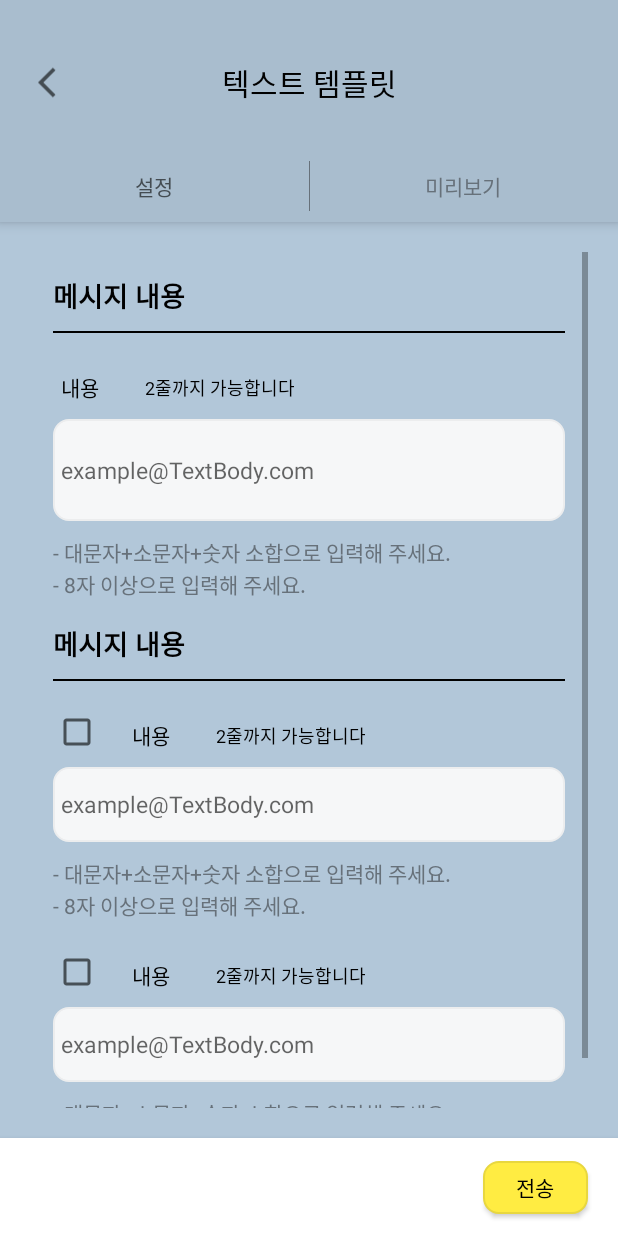
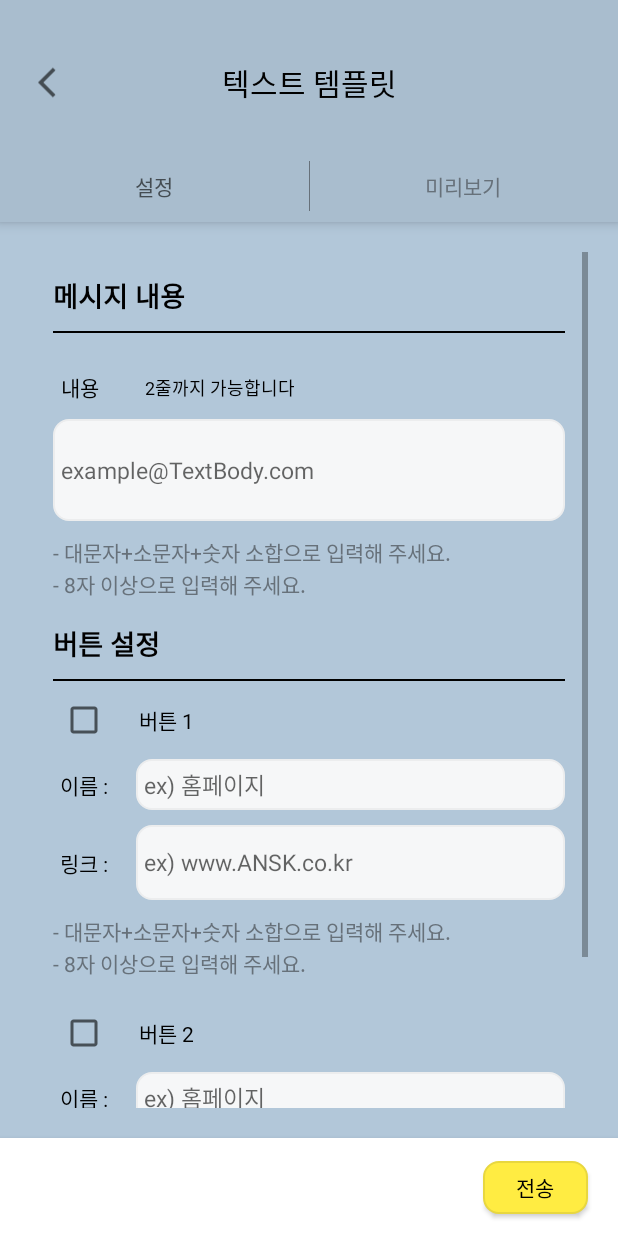
Before and after one commit to seungking/KakaoCustomMessage, an Android app: the TextParamFragment screen opened directly, with no data from a screen before it, on a phone screen of 412 x 824 dp. Run offline under Robolectric (Android 15) with nearby library versions, the phone set to English and light mode, and no system bars; libraries missing offline, so code that uses them is left out: es.dmoral.toasty.

Commit message:
20201015

```diff
--- a/app/src/main/java/com/e/kakaocustommessage/CreateText/TextParamFragment.kt
+++ b/app/src/main/java/com/e/kakaocustommessage/CreateText/TextParamFragment.kt
@@ -35,6 +35,13 @@ class TextParamFragment : Fragment() {
         val checkboxButton1 = mview?.findViewById<CheckBox>(R.id.checkboxButton1)
         checkboxButton1?.setOnClickListener {
             (activity as CreateTextActivity).button1Checked = checkboxButton1!!.isChecked
+
+            if(checkboxButton1.isChecked){
+                sectionBodyBody1.visibility = View.VISIBLE
+            }
+            else {
+                sectionBodyBody1.visibility = View.INVISIBLE
+            }
         }
         val checkboxButton11 = mview?.findViewById<CheckBox>(R.id.checkboxButton11)
         checkboxButton11?.setOnClickListener {
--- a/app/src/main/res/layout/fragment_text_param.xml
+++ b/app/src/main/res/layout/fragment_text_param.xml
@@ -77,6 +77,7 @@
                         android:padding="5dp"
                         android:text="내용"
                         android:textColor="@android:color/black"
+                        android:fontFamily="@font/g_medium"
                         app:layout_constraintBottom_toTopOf="@+id/txtEditTextBody"
                         app:layout_constraintStart_toStartOf="parent"
                         app:layout_constraintTop_toTopOf="parent" />
@@ -156,7 +157,7 @@
                     android:layout_marginTop="15dp"
                     android:layout_marginEnd="15dp"
                     android:layout_marginBottom="15dp"
-                    android:text="메시지 내용"
+                    android:text="버튼 설정"
                     android:textAppearance="@style/TextAppearance.AppCompat.Medium"
                     android:textColor="@android:color/black"
                     android:textStyle="bold"
@@ -189,38 +190,35 @@
                         android:layout_width="wrap_content"
                         android:layout_height="wrap_content"
                         android:layout_marginStart="15dp"
-                        android:layout_marginTop="10dp"
                         android:layout_marginEnd="15dp"
-                        android:layout_marginBottom="5dp"
                         android:padding="5dp"
-                        android:text="내용"
+                        android:text="버튼 1"
+                        android:fontFamily="@font/g_medium"
                         android:textColor="@android:color/black"
-                        app:layout_constraintBottom_toTopOf="@+id/txtEditTextBodyBody"
+                        app:layout_constraintHorizontal_bias="0.494"
                         app:layout_constraintStart_toEndOf="@+id/checkboxButton1"
-                        app:layout_constraintTop_toTopOf="parent" />
-
-                    <TextView
-                        android:id="@+id/validateTxtBodyBody"
-                        android:layout_width="wrap_content"
-                        android:layout_height="wrap_content"
-                        android:layout_marginStart="25dp"
-                        android:text="2줄까지 가능합니다"
-                        android:textColor="@android:color/black"
-                        android:textSize="12dp"
-                        android:visibility="visible"
-                        app:layout_constraintBottom_toBottomOf="@+id/BodyBodyText"
-                        app:layout_constraintStart_toEndOf="@+id/BodyBodyText"
-                        app:layout_constraintTop_toTopOf="@+id/BodyBodyText" />
-
+                        app:layout_constraintTop_toTopOf="@+id/checkboxButton1" />
 
                     <androidx.appcompat.widget.AppCompatCheckBox
                         android:id="@+id/checkboxButton1"
                         android:layout_width="wrap_content"
                         android:layout_height="wrap_content"
-                        app:layout_constraintBottom_toTopOf="@+id/txtEditTextBodyBody"
-                        app:layout_constraintStart_toStartOf="@+id/txtEditTextBodyBody"
+                        android:textColorLink="#535050"
+                        app:layout_constraintBottom_toBottomOf="@+id/BodyBodyText"
+                        app:layout_constraintStart_toStartOf="@+id/buttontext1"
+                        app:layout_constraintTop_toTopOf="@+id/BodyBodyText" />
 
-                        app:layout_constraintTop_toTopOf="parent" />
+                    <TextView
+                        android:id="@+id/buttontext1"
+                        android:layout_width="wrap_content"
+                        android:layout_height="wrap_content"
+                        android:text="이름 : "
+                        android:textColor="@android:color/black"
+                        android:fontFamily="@font/g_medium"
+                        app:layout_constraintStart_toStartOf="parent"
+                        app:layout_constraintTop_toTopOf="@+id/txtEditTextBodyBody"
+                        app:layout_constraintBottom_toBottomOf="@+id/txtEditTextBodyBody"
+                        android:layout_marginStart="20dp"/>
 
                     <EditText
                         android:id="@+id/txtEditTextBodyBody"
@@ -228,16 +226,48 @@
                         android:layout_height="wrap_content"
                         android:layout_marginStart="15dp"
                         android:layout_marginEnd="15dp"
+                        android:layout_marginTop="10dp"
                         android:background="@drawable/cornersbutton"
-                        android:hint="example@TextBody.com"
+                        android:hint="ex) 홈페이지"
+                        android:lines="1"
+                        android:maxLines="1"
+                        android:padding="5dp"
+                        android:textSize="15dp"
+                        app:layout_constraintEnd_toEndOf="parent"
+                        app:layout_constraintStart_toEndOf="@+id/buttontext1"
+                        app:layout_constraintTop_toBottomOf="@+id/BodyBodyText" />
+
+
+                    <EditText
+                        android:id="@+id/txtEditTextBodyBodyLink"
+                        android:layout_width="0dp"
+                        android:layout_height="wrap_content"
+                        android:layout_marginStart="15dp"
+                        android:layout_marginEnd="15dp"
+                        android:layout_marginTop="10dp"
+                        android:background="@drawable/cornersbutton"
+                        android:hint="ex) www.ANSK.co.kr"
                         android:lines="2"
                         android:maxLines="1"
                         android:padding="5dp"
                         android:textSize="15dp"
                         app:layout_constraintBottom_toTopOf="@+id/bodyTextWarning1"
                         app:layout_constraintEnd_toEndOf="parent"
+                        app:layout_constraintStart_toEndOf="@+id/buttontext2"
+                        app:layout_constraintTop_toBottomOf="@+id/txtEditTextBodyBody" />
+
+                    <TextView
+                        android:id="@+id/buttontext2"
+                        android:layout_width="wrap_content"
+                        android:layout_height="wrap_content"
+                        android:text="링크 : "
+                        android:textColor="@android:color/black"
+                        android:fontFamily="@font/g_medium"
                         app:layout_constraintStart_toStartOf="parent"
-                        app:layout_constraintTop_toBottomOf="@+id/BodyBodyText" />
+                        app:layout_constraintTop_toTopOf="@+id/txtEditTextBodyBodyLink"
+                        app:layout_constraintBottom_toBottomOf="@+id/txtEditTextBodyBodyLink"
+                        android:layout_marginStart="20dp"/>
+
 
                     <TextView
                         android:id="@+id/bodyTextWarning1"
@@ -251,7 +281,7 @@
                         android:textColor="@color/kakaoUnSelect"
                         app:layout_constraintBottom_toTopOf="@+id/bodyTextWarning2"
                         app:layout_constraintStart_toStartOf="parent"
-                        app:layout_constraintTop_toBottomOf="@id/txtEditTextBodyBody" />
+                        app:layout_constraintTop_toBottomOf="@id/txtEditTextBodyBodyLink" />
 
 
                     <TextView
@@ -274,47 +304,46 @@
                     android:layout_width="match_parent"
                     android:layout_height="wrap_content"
                     android:layout_marginTop="10dp"
+                    android:visibility="visible"
                     app:layout_constraintEnd_toEndOf="parent"
                     app:layout_constraintStart_toStartOf="parent"
                     app:layout_constraintTop_toBottomOf="@+id/sectionBodyBody">
+
 
                     <TextView
                         android:id="@+id/BodyBodyText1"
                         android:layout_width="wrap_content"
                         android:layout_height="wrap_content"
                         android:layout_marginStart="15dp"
-                        android:layout_marginTop="10dp"
                         android:layout_marginEnd="15dp"
-                        android:layout_marginBottom="5dp"
                         android:padding="5dp"
-                        android:text="내용"
+                        android:text="버튼 2"
+                        android:fontFamily="@font/g_medium"
                         android:textColor="@android:color/black"
-                        app:layout_constraintBottom_toTopOf="@+id/txtEditTextBodyBody1"
                         app:layout_constraintStart_toEndOf="@+id/checkboxButton11"
-                        app:layout_constraintTop_toTopOf="parent" />
-
-                    <TextView
-                        android:id="@+id/validateTxtBodyBody1"
-                        android:layout_width="wrap_content"
-                        android:layout_height="wrap_content"
-                        android:layout_marginStart="25dp"
-                        android:text="2줄까지 가능합니다"
-                        android:textColor="@android:color/black"
-                        android:textSize="12dp"
-                        android:visibility="visible"
-                        app:layout_constraintBottom_toBottomOf="@+id/BodyBodyText1"
-                        app:layout_constraintStart_toEndOf="@+id/BodyBodyText1"
-                        app:layout_constraintTop_toTopOf="@+id/BodyBodyText1" />
+                        app:layout_constraintTop_toTopOf="@+id/checkboxButton11" />
 
 
                     <androidx.appcompat.widget.AppCompatCheckBox
                         android:id="@+id/checkboxButton11"
                         android:layout_width="wrap_content"
                         android:layout_height="wrap_content"
+                        android:textColorLink="#535050"
                         app:layout_constraintBottom_toTopOf="@+id/txtEditTextBodyBody1"
-                        app:layout_constraintStart_toStartOf="@+id/txtEditTextBodyBody1"
+                        app:layout_constraintStart_toStartOf="@+id/buttontext11"
+                        app:layout_constraintTop_toTopOf="parent" />
 
-                        app:layout_constraintTop_toTopOf="parent" />
+                    <TextView
+                        android:id="@+id/buttontext11"
+                        android:layout_width="wrap_content"
+                        android:layout_height="wrap_content"
+                        android:text="이름 : "
+                        android:textColor="@android:color/black"
+                        android:fontFamily="@font/g_medium"
+                        app:layout_constraintStart_toStartOf="parent"
+                        app:layout_constraintTop_toTopOf="@+id/txtEditTextBodyBody1"
+                        app:layout_constraintBottom_toBottomOf="@+id/txtEditTextBodyBody1"
+                        android:layout_marginStart="20dp"/>
 
                     <EditText
                         android:id="@+id/txtEditTextBodyBody1"
@@ -322,16 +351,47 @@
                         android:layout_height="wrap_content"
                         android:layout_marginStart="15dp"
                         android:layout_marginEnd="15dp"
+                        android:layout_marginTop="10dp"
                         android:background="@drawable/cornersbutton"
-                        android:hint="example@TextBody.com"
+                        android:hint="ex) 홈페이지"
+                        android:lines="1"
+                        android:maxLines="1"
+                        android:padding="5dp"
+                        android:textSize="15dp"
+                        app:layout_constraintEnd_toEndOf="parent"
+                        app:layout_constraintStart_toEndOf="@+id/buttontext11"
+                        app:layout_constraintTop_toBottomOf="@+id/BodyBodyText1" />
+
+
+                    <EditText
+                        android:id="@+id/txtEditTextBodyBodyLink1"
+                        android:layout_width="0dp"
+                        android:layout_height="wrap_content"
+                        android:layout_marginStart="15dp"
+                        android:layout_marginEnd="15dp"
+                        android:layout_marginTop="10dp"
+                        android:background="@drawable/cornersbutton"
+                        android:hint="ex) www.ANSK.co.kr"
                         android:lines="2"
                         android:maxLines="1"
                         android:padding="5dp"
                         android:textSize="15dp"
                         app:layout_constraintBottom_toTopOf="@+id/bodyTextWarning11"
                         app:layout_constraintEnd_toEndOf="parent"
+                        app:layout_constraintStart_toEndOf="@+id/buttontext21"
+                        app:layout_constraintTop_toBottomOf="@+id/txtEditTextBodyBody1" />
+
+                    <TextView
+                        android:id="@+id/buttontext21"
+                        android:layout_width="wrap_content"
+                        android:layout_height="wrap_content"
+                        android:text="링크 : "
+                        android:textColor="@android:color/black"
+                        android:fontFamily="@font/g_medium"
                         app:layout_constraintStart_toStartOf="parent"
-                        app:layout_constraintTop_toBottomOf="@+id/BodyBodyText1" />
+                        app:layout_constraintTop_toTopOf="@+id/txtEditTextBodyBodyLink1"
+                        app:layout_constraintBottom_toBottomOf="@+id/txtEditTextBodyBodyLink1"
+                        android:layout_marginStart="20dp"/>
 
                     <TextView
                         android:id="@+id/bodyTextWarning11"
@@ -345,7 +405,7 @@
                         android:textColor="@color/kakaoUnSelect"
                         app:layout_constraintBottom_toTopOf="@+id/bodyTextWarning12"
                         app:layout_constraintStart_toStartOf="parent"
-                        app:layout_constraintTop_toBottomOf="@id/txtEditTextBodyBody1" />
+                        app:layout_constraintTop_toBottomOf="@id/txtEditTextBodyBodyLink1" />
 
 
                     <TextView
--- a/app/src/main/res/values/colors.xml
+++ b/app/src/main/res/values/colors.xml
@@ -2,7 +2,7 @@
 <resources>
     <color name="colorPrimary">#6200EE</color>
     <color name="colorPrimaryDark">#3700B3</color>
-    <color name="colorAccent">#03DAC5</color>
+    <color name="colorAccent">#666666</color>
     <color name="colorGrey">#666666</color>
     <color name="colorLightGrey">#999999</color>
     <color name="colorTrans">#00ffffff</color>
```
